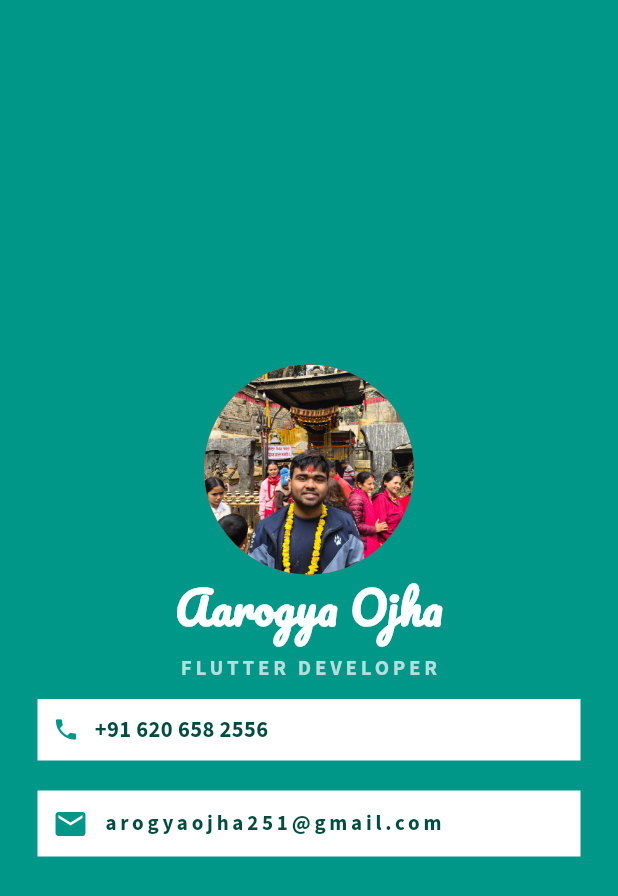
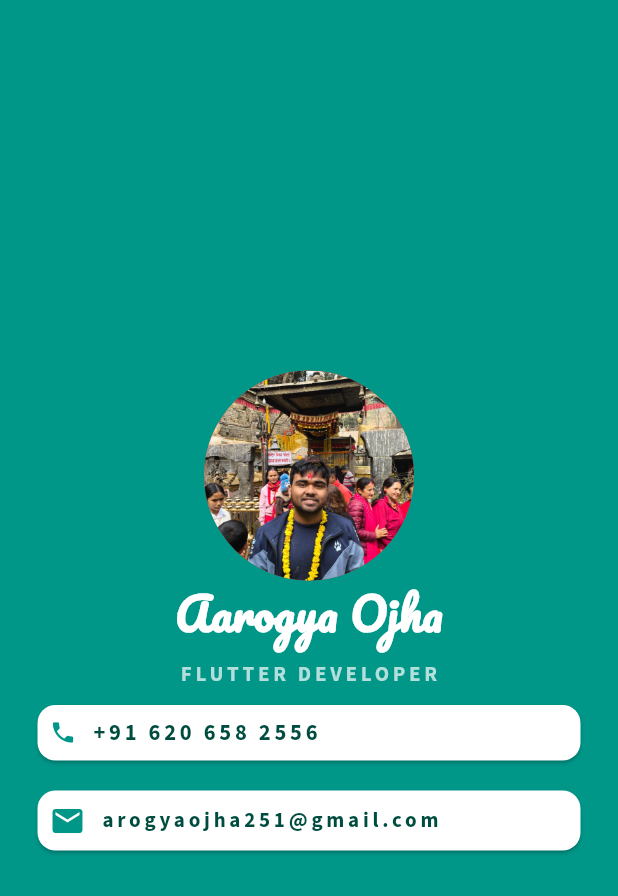
Before and after one commit to aarogyaojha/mi_card_flutter, a Flutter app: the screen it shows after launch, on a phone screen of 412 x 824 dp. Shown: the top 896 px of the screen. Run offline on Flutter 3.47's test engine with Material 3 defaults, Android fonts, the phone set to English and light mode, and no system bars.

Commit message:
using card instead of container

```diff
--- a/lib/main.dart
+++ b/lib/main.dart
@@ -42,10 +42,11 @@ class MyApp extends StatelessWidget {
                   letterSpacing: 2.5,
                 ),
               ),
-              Container(
+              Card(
                 color: Colors.white,
                 margin: EdgeInsets.symmetric(vertical: 10, horizontal: 25),
-                padding: EdgeInsets.all(10),
+                child: Padding(
+                  padding: const EdgeInsets.all(8.0),
                   child: Row(
                     children: [
                       Icon(Icons.phone, color: Colors.teal, size: 18),
@@ -57,15 +58,18 @@ class MyApp extends StatelessWidget {
                           fontFamily: "Source Sans",
                           fontSize: 15,
                           fontWeight: FontWeight.bold,
+                          letterSpacing: 2.5,
                         ),
                       ),
                     ],
                   ),
                 ),
-              Container(
+              ),
+              Card(
                 margin: EdgeInsets.symmetric(vertical: 10, horizontal: 25),
-                padding: EdgeInsets.all(10),
                 color: Colors.white,
+                child: Padding(
+                  padding: const EdgeInsets.all(8.0),
                   child: Row(
                     children: [
                       Icon(Icons.email, color: Colors.teal),
@@ -82,6 +86,7 @@ class MyApp extends StatelessWidget {
                     ],
                   ),
                 ),
+              ),
             ],
           ),
         ),
```
Lines whose indentation alone changed are shown as unchanged.
